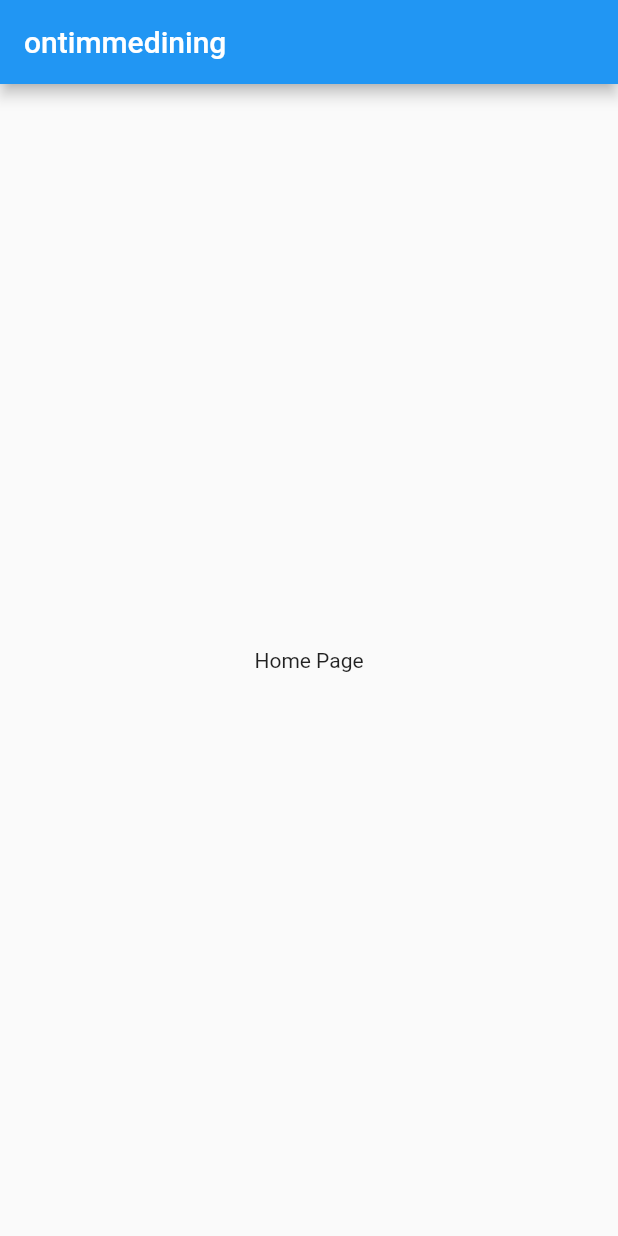
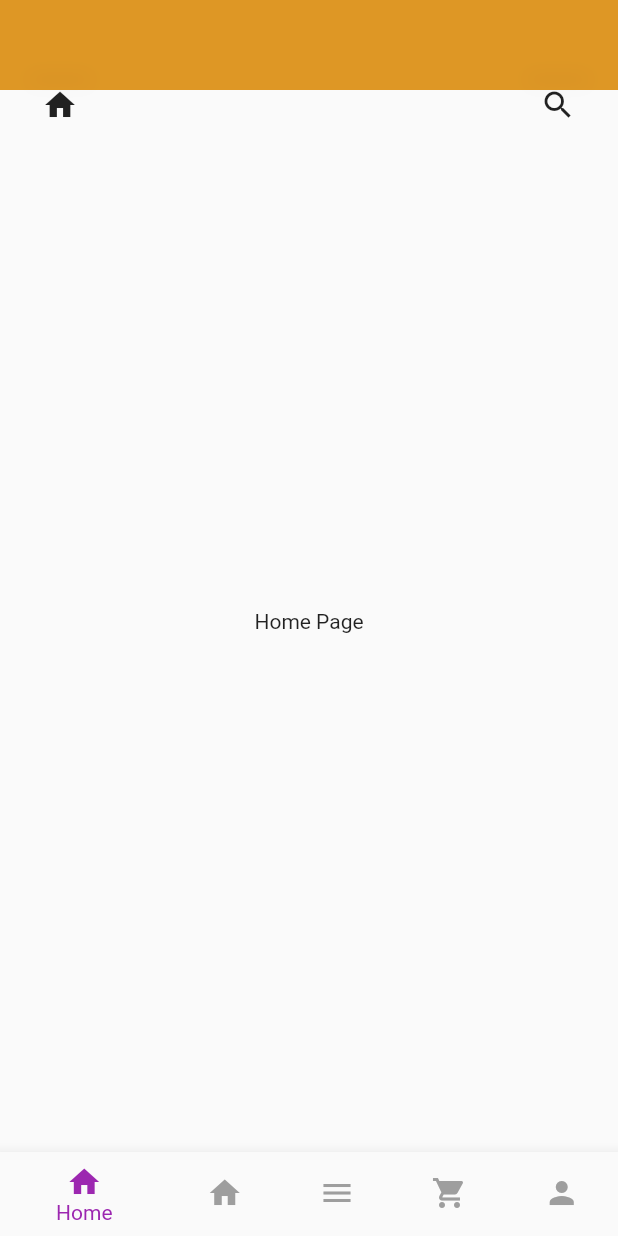
Before and after one commit to hollyufo/OnTimeDining, a Flutter app: the screen it shows after launch, on a phone screen of 412 x 824 dp. Run offline on Flutter 3.47's test engine with Material 2 defaults, Android fonts, the phone set to English and light mode, and no system bars.

```diff
--- a/analysis_options.yaml
+++ b/analysis_options.yaml
@@ -7,7 +7,7 @@
 
 # The following line activates a set of recommended lints for Flutter apps,
 # packages, and plugins designed to encourage good coding practices.
-include: package:flutter_lints/flutter.yaml
+#include: package:flutter_lints/flutter.yaml
 
 linter:
   # The lint rules applied to this project can be customized in the
--- a/lib/screens/HomePage.dart
+++ b/lib/screens/HomePage.dart
@@ -1,4 +1,7 @@
 import 'package:flutter/material.dart';
+
+import '../widget/bottomnavbar.dart';
+import '../widget/topnavbar.dart';
 // home page class
 class HomePage extends StatelessWidget {
   const HomePage({Key? key}) : super(key: key);
@@ -6,12 +9,14 @@ class HomePage extends StatelessWidget {
   @override
   Widget build(BuildContext context) {
     return Scaffold(
-      appBar: AppBar(
-        title: const Text('ontimmedining'),
+      appBar: PreferredSize(
+        preferredSize: Size.fromHeight(60),
+        child: CNavbar(Icons.home, Icons.search),
       ),
-      body: const Center(
+      body: Center(
         child: Text('Home Page'),
       ),
+      bottomNavigationBar: MyBottomNavBar(),
     );
   }
 }
--- a/lib/widget/bottomnavbar.dart
+++ b/lib/widget/bottomnavbar.dart
@@ -0,0 +1,70 @@
+import 'package:flutter/material.dart';
+
+class MyBottomNavBar extends StatefulWidget {
+  const MyBottomNavBar({Key? key}) : super(key: key);
+
+  @override
+  // ignore: library_private_types_in_public_api
+  _MyBottomNavBarState createState() => _MyBottomNavBarState();
+}
+
+class _MyBottomNavBarState extends State<MyBottomNavBar> {
+  int _selectedIndex = 0;
+  void _onItemTapped(int index) {
+    setState(() {
+      _selectedIndex = index;
+    });
+
+    // Navigate to the corresponding page
+    switch (_selectedIndex) {
+      case 0:
+        Navigator.pushNamed(context, '/home');
+        break;
+      case 1:
+        Navigator.pushNamed(context, '/menu');
+        break;
+      case 2:
+        Navigator.pushNamed(context, '/cart');
+        break;
+      default:
+        break;
+    }
+  }
+
+  @override
+  Widget build(BuildContext context) {
+    return Container(
+      // Set the background color here
+      child: BottomNavigationBar(
+        items: const <BottomNavigationBarItem>[
+          BottomNavigationBarItem(
+            icon: Icon(Icons.home),
+            label: 'Home',
+            // when you click on the home icon it will take you to the home page
+
+          ),
+          BottomNavigationBarItem(
+            icon: Icon(Icons.home),
+            label: 'home',
+          ),
+          BottomNavigationBarItem(
+            icon: Icon(Icons.menu),
+            label: 'menu',
+          ),
+          BottomNavigationBarItem(
+            icon: Icon(Icons.shopping_cart),
+            label: 'Cart',
+          ),
+          BottomNavigationBarItem(
+            icon: Icon(Icons.person),
+            label: 'Profile',
+          ),
+        ],
+        currentIndex: _selectedIndex,
+        selectedItemColor: Colors.purple,
+        unselectedItemColor: Colors.grey,
+        onTap: _onItemTapped,
+      ),
+    );
+  }
+}
--- a/lib/widget/topnavbar.dart
+++ b/lib/widget/topnavbar.dart
@@ -0,0 +1,61 @@
+import 'package:flutter/material.dart';
+
+class CNavbar extends StatelessWidget {
+    final IconData leftIcon;
+    final IconData rightIcon;
+    final Function? leftCallback;
+    const CNavbar(
+        this.leftIcon,
+        this.rightIcon,
+        {this.leftCallback}
+      );
+  @override
+  Widget build(BuildContext context) {
+
+
+    return Container(
+      // seeting the background color of the navbar
+      color: Color.fromARGB(255, 222, 151, 37),
+      padding: EdgeInsets.fromLTRB(20, 50, 20, 10),
+      child: Row(
+        mainAxisAlignment: MainAxisAlignment.spaceBetween,
+        children: [
+          GestureDetector(
+            onTap: leftCallback != null ? () => leftCallback! () : null,
+            child: Container(
+            padding: const EdgeInsets.fromLTRB(8, 8, 8, 8),
+            decoration: BoxDecoration(
+              color: Colors.white,
+              borderRadius: BorderRadius.circular(10),
+              boxShadow: [
+                BoxShadow(
+                  color: Colors.black.withOpacity(0.1),
+                  spreadRadius: 1,
+                  blurRadius: 10,
+                  offset: const Offset(0, 3),
+                ),
+              ],
+            ),
+            child: Icon(leftIcon),
+          )
+          ),
+          Container(
+            padding: EdgeInsets.all(8),
+            decoration: BoxDecoration(
+              color: Colors.white,
+              borderRadius: BorderRadius.circular(10),
+              boxShadow: [
+                BoxShadow(
+                  color: Colors.black.withOpacity(0.1),
+                  spreadRadius: 1,
+                  blurRadius: 10,
+                  offset: Offset(0, 3),
+                ),
+              ],
+            ),child: Icon(rightIcon),
+          )
+
+      ],),
+    );
+  }
+}
--- a/pubspec.yaml
+++ b/pubspec.yaml
@@ -32,6 +32,7 @@ dependencies:
     sdk: flutter
   sqflite: ^2.0.0+3
   path_provider: ^2.0.2
+  http: ^0.13.3
 
 
   # The following adds the Cupertino Icons font to your application.
```
Also changed, not shown: lib/model/restaurent.dart (deleted, +0 -27 lines), lib/screens/menu.dart (added, +17 -0 lines), lib/widget/restaurents.dart (added, +44 -0 lines), pubspec.lock, 3 other files.
